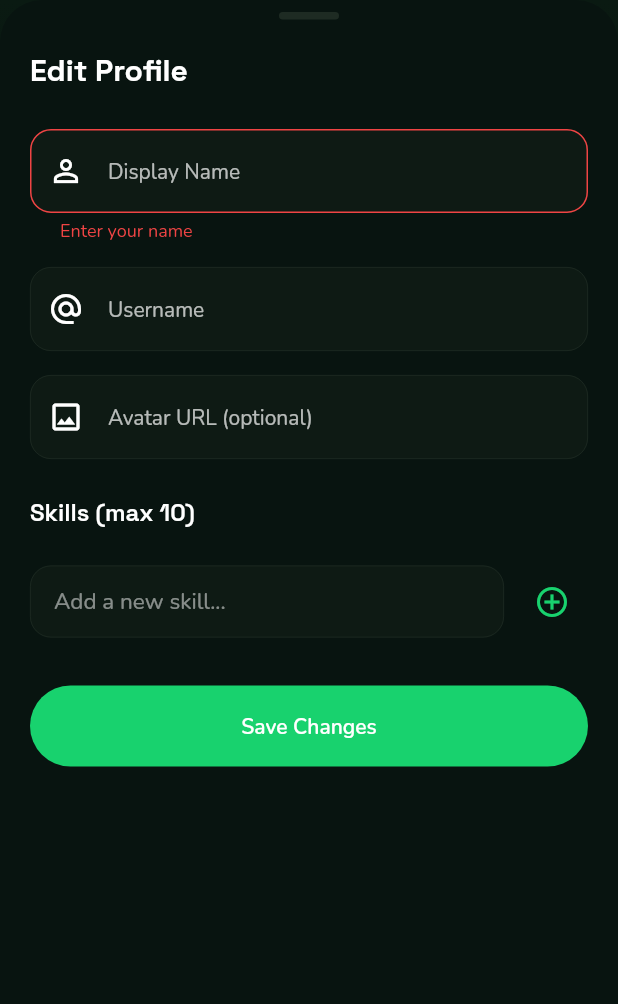
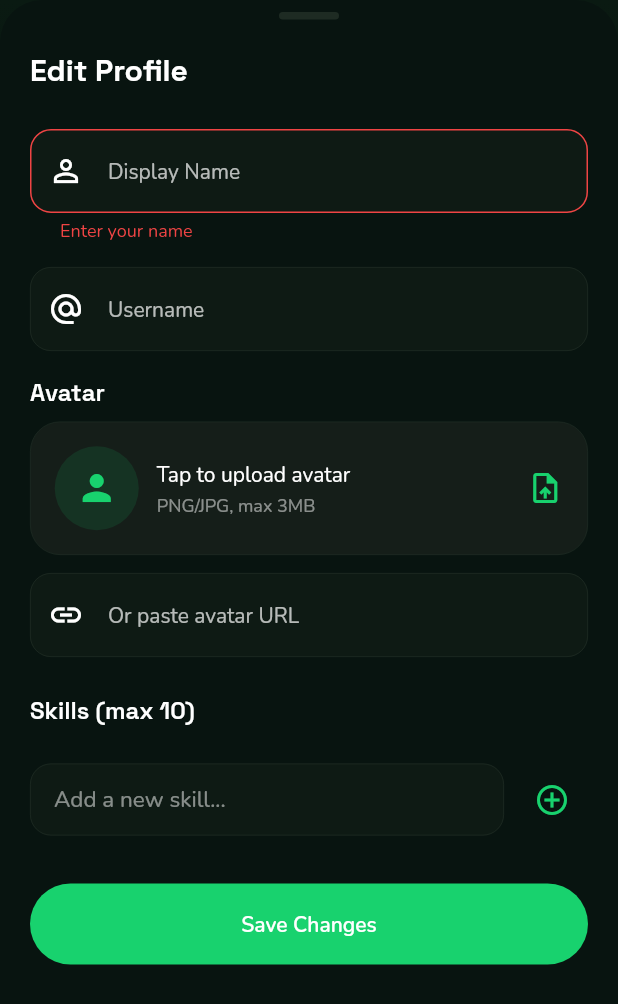
Before and after one commit to engEugene/alu-intern, a Flutter app: the _ProfileEditSheet widget shown alone on an empty page, opened directly with empty values, after a tap on "Save Changes", on a phone screen of 412 x 824 dp. Shown: the top 1004 px of the screen. Run offline on Flutter 3.47's test engine with Material 3 defaults, Android fonts, the phone set to English and light mode, and no system bars; our stand-ins replace cloud_firestore, file_picker, firebase_auth, firebase_core, firebase_storage, flutter_riverpod and 2 more; accounts and stored records are empty.

Commit message:
setup file upload (skip fully implementing this feature requires a subscription)

```diff
--- a/lib/shared/features/profile/screens/profile_screen.dart
+++ b/lib/shared/features/profile/screens/profile_screen.dart
@@ -1,3 +1,7 @@
+import 'dart:io';
+
+import 'package:file_picker/file_picker.dart';
+import 'package:firebase_storage/firebase_storage.dart';
 import 'package:flutter/material.dart';
 import 'package:flutter_riverpod/flutter_riverpod.dart';
 import 'package:go_router/go_router.dart';
@@ -39,7 +43,12 @@ final class ProfileScreen extends ConsumerWidget {
               CircleAvatar(
                 radius: 48,
                 backgroundColor: AppColors.accent.withAlpha(30),
-                child: Icon(Icons.person, size: 48, color: AppColors.accent),
+                backgroundImage: (user?.photoUrl != null && user!.photoUrl!.isNotEmpty)
+                    ? NetworkImage(user.photoUrl!)
+                    : null,
+                child: (user?.photoUrl == null || user!.photoUrl!.isEmpty)
+                    ? Icon(Icons.person, size: 48, color: AppColors.accent)
+                    : null,
               ),
               const SizedBox(height: 16),
               Text(user?.displayName ?? 'User', style: AppTextStyles.headingSm),
@@ -127,6 +136,7 @@ final class _ProfileEditSheetState extends ConsumerState<_ProfileEditSheet> {
   late final TextEditingController _avatarCtl;
   late List<String> _selectedSkills;
   final _newSkillCtl = TextEditingController();
+  PlatformFile? _avatarFile;
   bool _loading = false;
 
   @override
@@ -147,14 +157,82 @@ final class _ProfileEditSheetState extends ConsumerState<_ProfileEditSheet> {
     super.dispose();
   }
 
+  Future<void> _pickAvatar() async {
+    try {
+      final result = await FilePicker.platform.pickFiles(
+        type: FileType.image,
+        allowMultiple: false,
+        withData: true,
+      );
+      if (result == null || result.files.isEmpty) return;
+
+      final file = result.files.first;
+      if (file.size > 3 * 1024 * 1024) {
+        if (!mounted) return;
+        ScaffoldMessenger.of(context)
+          ..hideCurrentSnackBar()
+          ..showSnackBar(const SnackBar(content: Text('Image must be smaller than 3MB')));
+        return;
+      }
+
+      setState(() {
+        _avatarFile = file;
+        _avatarCtl.text = file.name;
+      });
+    } catch (e) {
+      if (!mounted) return;
+      ScaffoldMessenger.of(context)
+        ..hideCurrentSnackBar()
+        ..showSnackBar(SnackBar(content: Text('Failed to pick image: $e')));
+    }
+  }
+
+  Future<String?> _uploadAvatar() async {
+    final file = _avatarFile;
+    if (file == null) return null;
+
+    final bytes = file.bytes;
+    final path = file.path;
+    if (bytes == null && path == null) return null;
+
+    final ext = file.extension ?? 'png';
+    final fileName = 'avatar_${widget.user.uid}_${DateTime.now().millisecondsSinceEpoch}.$ext';
+    final ref = FirebaseStorage.instance
+        .ref()
+        .child('avatars')
+        .child(widget.user.uid)
+        .child(fileName);
+
+    UploadTask uploadTask;
+    if (bytes != null) {
+      uploadTask = ref.putData(bytes, SettableMetadata(contentType: 'image/$ext'));
+    } else if (path != null) {
+      final fileObj = File(path);
+      uploadTask = ref.putFile(fileObj, SettableMetadata(contentType: 'image/$ext'));
+    } else {
+      return null;
+    }
+
+    final snapshot = await uploadTask;
+    return snapshot.ref.getDownloadURL();
+  }
+
   Future<void> _save() async {
     if (!_formKey.currentState!.validate()) return;
     setState(() => _loading = true);
     try {
+      String? avatarUrl;
+      if (_avatarFile != null) {
+        avatarUrl = await _uploadAvatar();
+      } else {
+        final url = _avatarCtl.text.trim();
+        avatarUrl = url.isEmpty ? null : url;
+      }
+
       await ref.read(authProvider.notifier).updateUserInFirestore({
         'fullname': _nameCtl.text.trim(),
         'username': _usernameCtl.text.trim(),
-        'avatar': _avatarCtl.text.trim(),
+        'avatar': avatarUrl,
         'skills': _selectedSkills,
       });
 
@@ -193,6 +271,61 @@ final class _ProfileEditSheetState extends ConsumerState<_ProfileEditSheet> {
       _newSkillCtl.clear();
     });
     addSkillToFirestore(skill);
+  }
+
+  Widget _buildAvatarPicker() {
+    final file = _avatarFile;
+    final existingUrl = widget.user.photoUrl;
+
+    return GestureDetector(
+      onTap: _loading ? null : _pickAvatar,
+      child: Container(
+        width: double.infinity,
+        padding: const EdgeInsets.all(16),
+        decoration: BoxDecoration(
+          color: AppColors.card,
+          borderRadius: AppRadius.borderCard,
+          border: Border.all(color: AppColors.divider, width: 0.5),
+        ),
+        child: Row(
+          children: [
+            CircleAvatar(
+              radius: 28,
+              backgroundColor: AppColors.accent.withAlpha(30),
+              backgroundImage: file != null && file.path != null
+                  ? FileImage(File(file.path!))
+                  : (existingUrl != null && existingUrl.isNotEmpty
+                      ? NetworkImage(existingUrl)
+                      : null),
+              child: (file == null || file.path == null) &&
+                      (existingUrl == null || existingUrl.isEmpty)
+                  ? Icon(Icons.person, size: 28, color: AppColors.accent)
+                  : null,
+            ),
+            const SizedBox(width: 12),
+            Expanded(
+              child: Column(
+                crossAxisAlignment: CrossAxisAlignment.start,
+                children: [
+                  Text(
+                    file != null ? file.name : 'Tap to upload avatar',
+                    style: AppTextStyles.body,
+                    maxLines: 1,
+                    overflow: TextOverflow.ellipsis,
+                  ),
+                  const SizedBox(height: 2),
+                  Text(
+                    file != null ? 'Tap to change' : 'PNG/JPG, max 3MB',
+                    style: AppTextStyles.caption.copyWith(color: AppColors.textTertiary),
+                  ),
+                ],
+              ),
+            ),
+            Icon(Icons.upload_file_outlined, color: AppColors.accent, size: 24),
+          ],
+        ),
+      ),
+    );
   }
 
   @override
@@ -253,15 +386,21 @@ final class _ProfileEditSheetState extends ConsumerState<_ProfileEditSheet> {
                           ),
                         ),
                         const SizedBox(height: 16),
+                        Text('Avatar', style: AppTextStyles.titleXs),
+                        const SizedBox(height: 8),
+                        _buildAvatarPicker(),
+                        const SizedBox(height: 12),
                         TextFormField(
                           controller: _avatarCtl,
+                          enabled: _avatarFile == null,
                           textInputAction: TextInputAction.done,
                           keyboardType: TextInputType.url,
                           decoration: const InputDecoration(
-                            labelText: 'Avatar URL (optional)',
-                            prefixIcon: Icon(Icons.image_outlined),
+                            labelText: 'Or paste avatar URL',
+                            prefixIcon: Icon(Icons.link),
                             hintText: 'https://example.com/avatar.png',
                           ),
+                          onChanged: (_) => setState(() {}),
                         ),
                         const SizedBox(height: 24),
                         Text('Skills (max 10)', style: AppTextStyles.titleXs),
```
Also changed, not shown: firebase.json, 2 other files.
